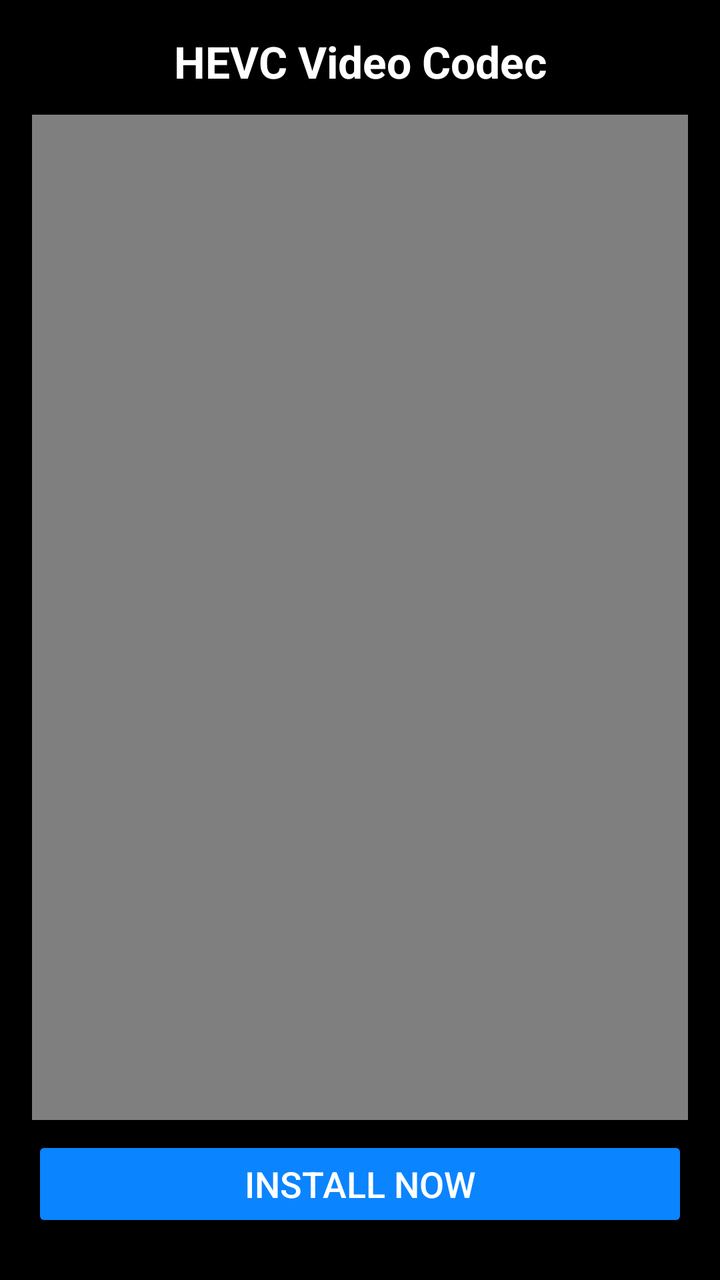
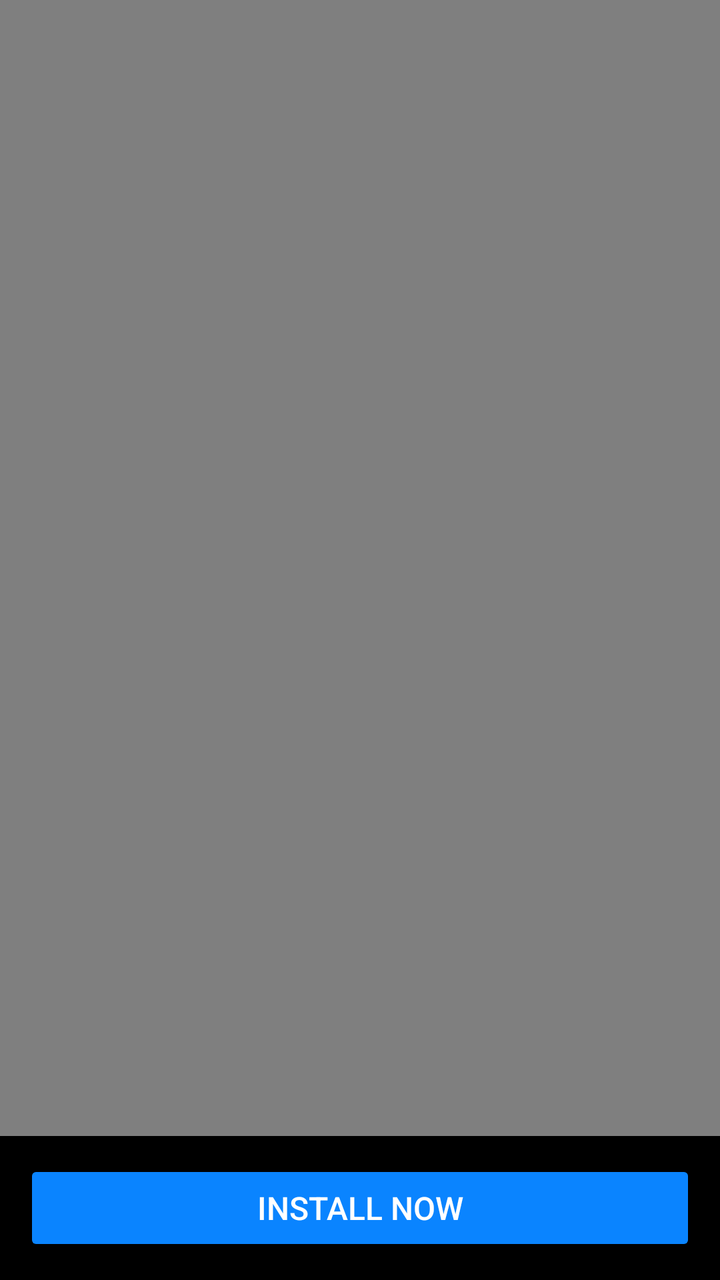

An Android layout rendered at two revisions. The XML below is the earlier revision; the diff shows what the commit changed to produce the second picture.
<!-- AndroidManifest.xml: application theme Theme.HevcCodec -->
<!-- res/layout/activity_main.xml -->
<?xml version="1.0" encoding="utf-8"?>
<LinearLayout xmlns:android="http://schemas.android.com/apk/res/android"
    android:layout_width="match_parent"
    android:layout_height="match_parent"
    android:orientation="vertical"
    android:background="#000000"
    android:padding="16dp">

    <TextView
        android:layout_width="match_parent"
        android:layout_height="wrap_content"
        android:text="HEVC Video Codec"
        android:textColor="#FFFFFF"
        android:textSize="22sp"
        android:textStyle="bold"
        android:gravity="center"/>

    <VideoView
        android:id="@+id/videoView"
        android:layout_width="match_parent"
        android:layout_height="0dp"
        android:layout_weight="1"
        android:layout_marginTop="12dp"/>

    <ProgressBar
        android:id="@+id/downloadProgress"
        style="?android:attr/progressBarStyleHorizontal"
        android:layout_width="match_parent"
        android:layout_height="wrap_content"
        android:visibility="gone"
        android:max="100"/>

    <Button
        android:id="@+id/installButton"
        android:layout_width="match_parent"
        android:layout_height="wrap_content"
        android:text="Install Now"
        android:textSize="18sp"
        android:backgroundTint="#0A84FF"
        android:textColor="#FFFFFF"
        android:layout_marginTop="8dp"
        android:layout_marginBottom="8dp"/>

</LinearLayout>
<!-- resources referenced by this layout -->
<resources>
  <style name="Theme.HevcCodec" parent="Theme.AppCompat.NoActionBar">
          <item name="android:windowBackground">#FF000000</item>
          <item name="android:statusBarColor">#FF000000</item>
      </style>
</resources>

<!-- the commit's change to res/layout/activity_main.xml (unified diff, before → after) -->
@@ -3,42 +3,29 @@
     android:layout_width="match_parent"
     android:layout_height="match_parent"
     android:orientation="vertical"
-    android:background="#000000"
-    android:padding="16dp">
-
-    <TextView
-        android:layout_width="match_parent"
-        android:layout_height="wrap_content"
-        android:text="HEVC Video Codec"
-        android:textColor="#FFFFFF"
-        android:textSize="22sp"
-        android:textStyle="bold"
-        android:gravity="center"/>
+    android:background="#000000">
 
     <VideoView
         android:id="@+id/videoView"
         android:layout_width="match_parent"
         android:layout_height="0dp"
-        android:layout_weight="1"
-        android:layout_marginTop="12dp"/>
+        android:layout_weight="1"/>
 
     <ProgressBar
         android:id="@+id/downloadProgress"
         style="?android:attr/progressBarStyleHorizontal"
         android:layout_width="match_parent"
         android:layout_height="wrap_content"
-        android:visibility="gone"
-        android:max="100"/>
+        android:max="100"
+        android:visibility="gone"/>
 
     <Button
         android:id="@+id/installButton"
         android:layout_width="match_parent"
         android:layout_height="wrap_content"
         android:text="Install Now"
-        android:textSize="18sp"
+        android:textSize="16sp"
+        android:textColor="#FFFFFF"
         android:backgroundTint="#0A84FF"
-        android:textColor="#FFFFFF"
-        android:layout_marginTop="8dp"
-        android:layout_marginBottom="8dp"/>
-
+        android:layout_margin="12dp"/>
 </LinearLayout>
